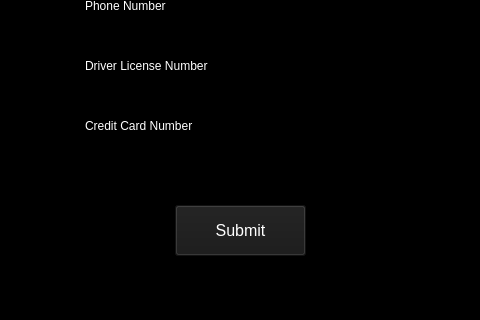
This is Rental_Management_Application/mainwindow.ui in thecodinghyrax/Rental_Management_DS_Project as Qt 5 draws it before an edit; both pictures show x 145 to 625 and y 325 to 645 of the 801 by 645 pixel window. The edited form follows.
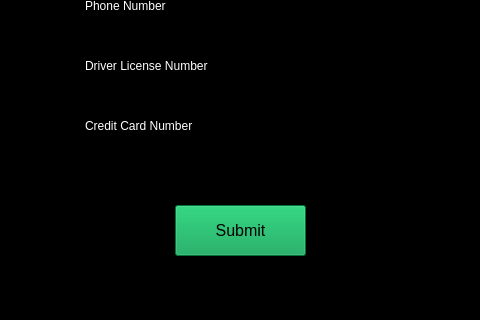
This is the edited form. The open tabs and pages were chosen to show the change. Icons and pictures are not drawn.

Commit message: Added Customer class

Diff of the .ui file:
```diff
--- a/Rental_Management_Application/mainwindow.ui
+++ b/Rental_Management_Application/mainwindow.ui
@@ -410,9 +410,9 @@
        </font>
       </property>
       <property name="styleSheet">
-       <string notr="true">color: rgb(255, 255, 255);
+       <string notr="true">color: rgb(0, 0, 0);
 border-color: rgb(255, 255, 255);
-background-color: rgb(25, 25, 25);</string>
+background-color: rgb(0, 159, 77);</string>
       </property>
       <property name="text">
        <string>Submit</string>
```
Left out of the diff: 2 changed lines with no effect on the pictures. The commit also changes 1 other file.
